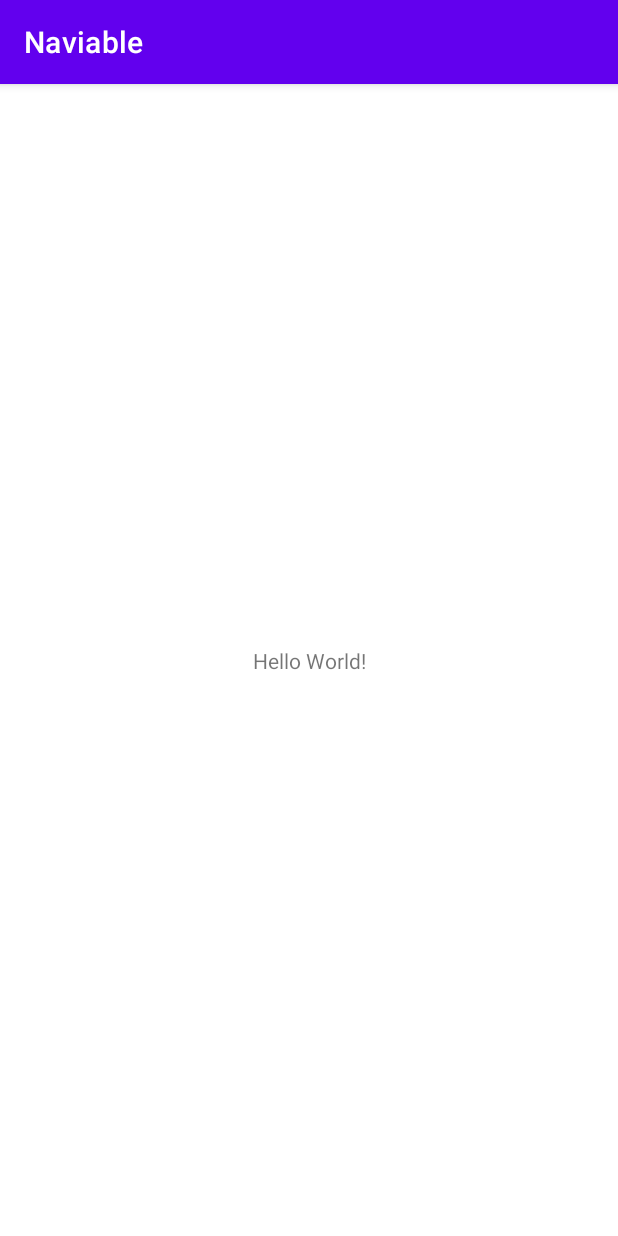
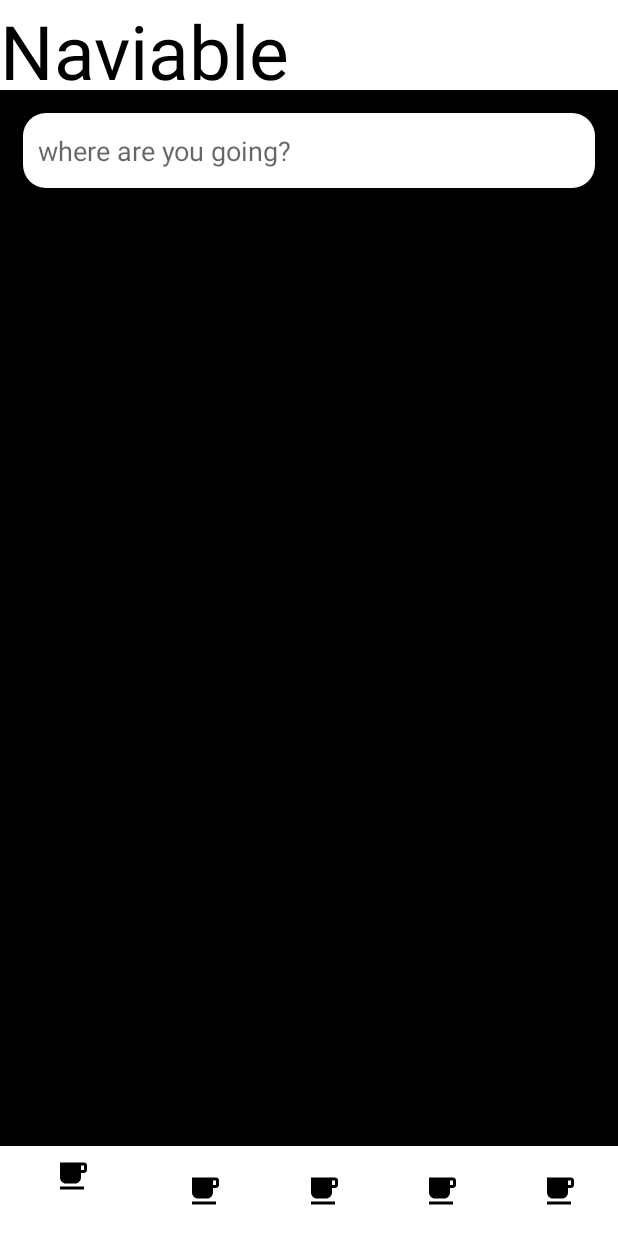
Before and after one commit to TtedyT/Naviable, an Android app: the screen it shows after launch (MainActivity), on a phone screen of 412 x 824 dp. Run offline under Robolectric (Android 15) with nearby library versions, the phone set to English and light mode, and no system bars.

Commit message:
added ui elements

```diff
--- a/app/src/main/AndroidManifest.xml
+++ b/app/src/main/AndroidManifest.xml
@@ -8,7 +8,7 @@
         android:label="@string/app_name"
         android:roundIcon="@mipmap/ic_launcher_round"
         android:supportsRtl="true"
-        android:theme="@style/Theme.Naviable">
+        android:theme="@style/Theme.AppCompat.Light.NoActionBar">
         <activity
             android:name=".MainActivity"
             android:exported="true">
--- /dev/null
+++ b/app/src/main/res/drawable/ic_coffee.xml
@@ -0,0 +1,10 @@
+<vector xmlns:android="http://schemas.android.com/apk/res/android"
+    android:width="24dp"
+    android:height="24dp"
+    android:viewportWidth="24"
+    android:viewportHeight="24"
+    android:tint="?attr/colorControlNormal">
+  <path
+      android:fillColor="@android:color/white"
+      android:pathData="M20,3L4,3v10c0,2.21 1.79,4 4,4h6c2.21,0 4,-1.79 4,-4v-3h2c1.11,0 2,-0.9 2,-2L22,5c0,-1.11 -0.89,-2 -2,-2zM20,8h-2L18,5h2v3zM4,19h16v2L4,21z"/>
+</vector>
--- /dev/null
+++ b/app/src/main/res/drawable/rounded_rectangle_view.xml
@@ -0,0 +1,13 @@
+<?xml version="1.0" encoding="utf-8"?>
+<shape xmlns:android="http://schemas.android.com/apk/res/android"
+    android:shape="rectangle"
+    >
+    <solid android:color="@color/white"/>
+
+    <corners
+        android:bottomRightRadius="15dp"
+        android:bottomLeftRadius="15dp"
+        android:topRightRadius="15dp"
+        android:topLeftRadius="15dp"
+        />
+</shape>
--- a/app/src/main/res/layout/activity_main.xml
+++ b/app/src/main/res/layout/activity_main.xml
@@ -4,15 +4,55 @@
     xmlns:tools="http://schemas.android.com/tools"
     android:layout_width="match_parent"
     android:layout_height="match_parent"
-    tools:context=".MainActivity">
+    tools:context=".MainActivity"
+    android:background="@color/black"
+    >
+
+<!--    todo: move appbar and his content to a new view and import it inside each sceren (or fragment)-->
+    <View
+        android:id="@+id/app_bar"
+        android:background="@color/white"
+        android:layout_width="match_parent"
+        android:layout_height="60dp"
+        app:layout_constraintLeft_toLeftOf="parent"
+        app:layout_constraintTop_toTopOf="parent"
+        />
 
     <TextView
+        android:id="@+id/app_bar_text"
+        android:textColor="@color/black"
         android:layout_width="wrap_content"
         android:layout_height="wrap_content"
-        android:text="Hello World!"
-        app:layout_constraintBottom_toBottomOf="parent"
+        android:text="Naviable"
+        android:textSize="50dp"
+        app:layout_constraintLeft_toLeftOf="@id/app_bar"
+        app:layout_constraintTop_toTopOf="@id/app_bar" />
+
+    <EditText
+        android:hint="where are you going?"
+        android:layout_width="0dp"
+        android:layout_height="50dp"
         app:layout_constraintLeft_toLeftOf="parent"
         app:layout_constraintRight_toRightOf="parent"
-        app:layout_constraintTop_toTopOf="parent" />
+        app:layout_constraintTop_toBottomOf="@id/app_bar"
+        android:layout_marginTop="15dp"
+        android:layout_marginStart="15dp"
+        android:layout_marginEnd="15dp"
+        android:paddingStart="10dp"
+        android:paddingEnd="10dp"
+        android:background="@drawable/rounded_rectangle_view"
+        />
+
+    <com.google.android.material.bottomnavigation.BottomNavigationView
+        android:id="@+id/bottom_navigation_bar"
+        android:background="@color/white"
+        android:layout_width="0dp"
+        android:layout_height="60dp"
+        app:layout_constraintBottom_toBottomOf="parent"
+        app:layout_constraintEnd_toEndOf="parent"
+        app:layout_constraintStart_toStartOf="parent"
+        app:itemIconTint="@color/black"
+        app:menu="@menu/bottom_navigation_bar_menu"
+        />
 
 </androidx.constraintlayout.widget.ConstraintLayout>
--- /dev/null
+++ b/app/src/main/res/menu/bottom_navigation_bar_menu.xml
@@ -0,0 +1,29 @@
+<?xml version="1.0" encoding="utf-8"?>
+<menu xmlns:android="http://schemas.android.com/apk/res/android"
+    >
+    <item
+        android:id="@+id/coffee"
+        android:title=""
+        android:icon="@drawable/ic_coffee"
+        />
+    <item
+        android:id="@+id/coffee0"
+        android:title=""
+        android:icon="@drawable/ic_coffee"
+        />
+    <item
+        android:id="@+id/coffee1"
+        android:title=""
+        android:icon="@drawable/ic_coffee"
+        />
+    <item
+        android:id="@+id/coffee2"
+        android:title=""
+        android:icon="@drawable/ic_coffee"
+        />
+    <item
+        android:id="@+id/coffee3"
+        android:title=""
+        android:icon="@drawable/ic_coffee"
+        />
+</menu>
--- a/app/src/main/res/values/themes.xml
+++ b/app/src/main/res/values/themes.xml
@@ -1,6 +1,6 @@
 <resources xmlns:tools="http://schemas.android.com/tools">
     <!-- Base application theme. -->
-    <style name="Theme.Naviable" parent="Theme.MaterialComponents.DayNight.DarkActionBar">
+    <style name="Theme.Naviable" parent="Theme.MaterialComponents.Light.DarkActionBar">
         <!-- Primary brand color. -->
         <item name="colorPrimary">@color/purple_500</item>
         <item name="colorPrimaryVariant">@color/purple_700</item>
```
